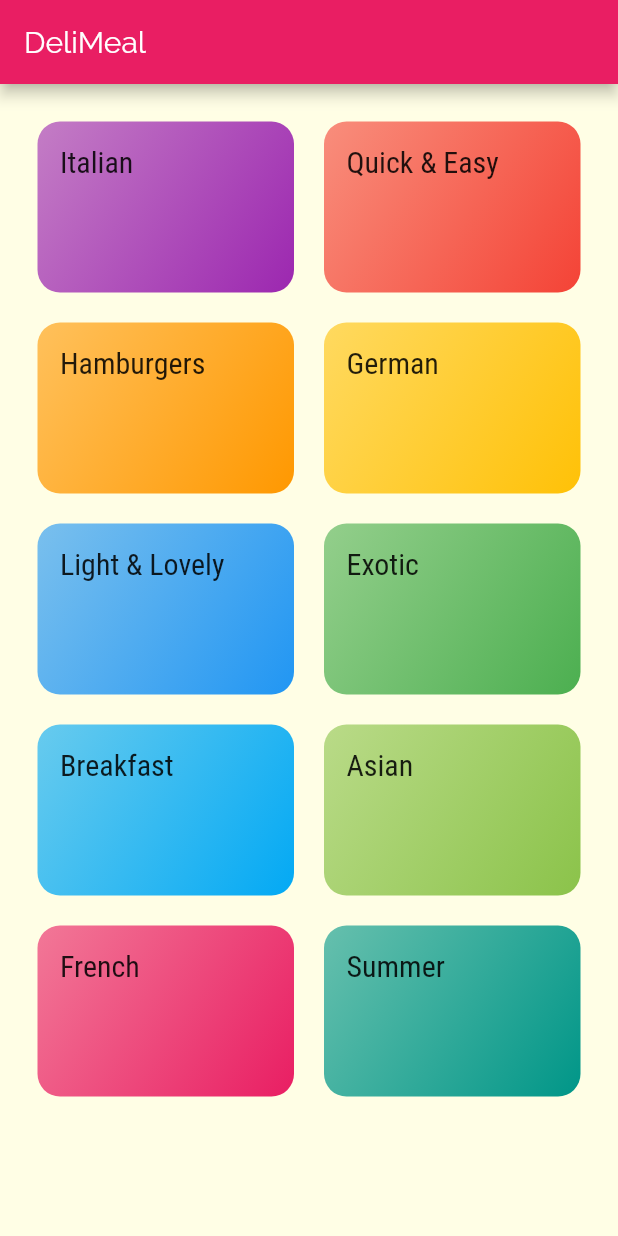
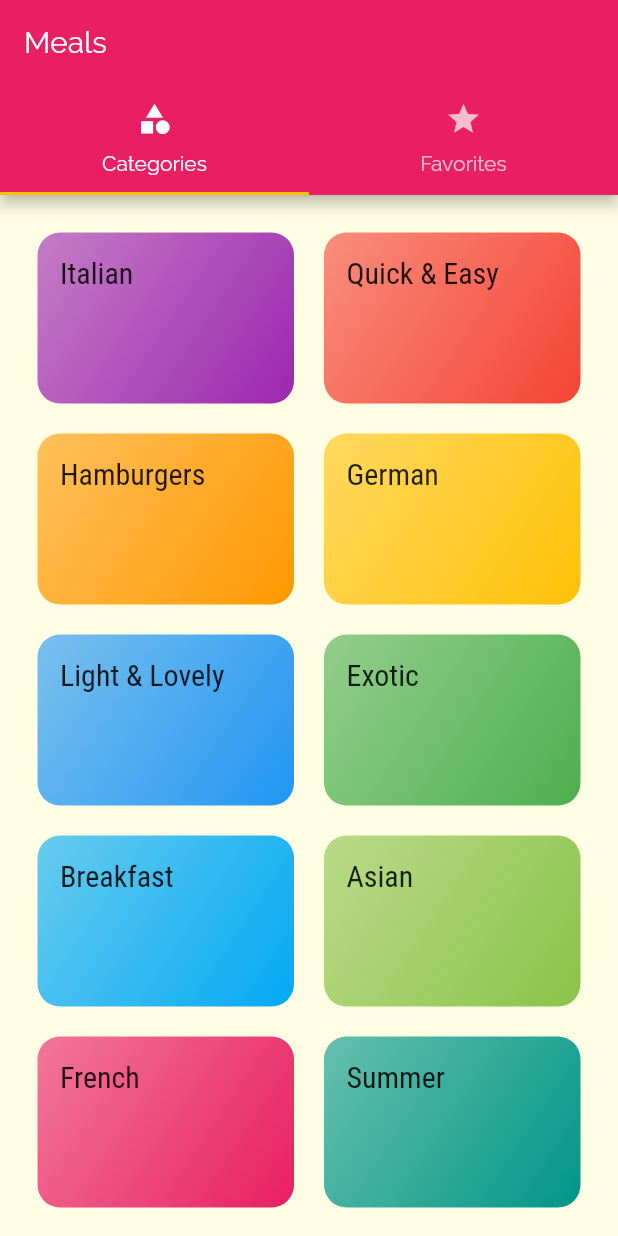
Before and after one commit to bigbenyayi/flutterMeals, a Flutter app: the screen it shows after launch, on a phone screen of 412 x 824 dp. Run offline on Flutter 3.47's test engine with Material 2 defaults, Android fonts, the phone set to English and light mode, and no system bars.

Commit message:
Navigation bar

```diff
--- a/lib/main.dart
+++ b/lib/main.dart
@@ -1,6 +1,6 @@
 import 'package:flutter/material.dart';
 import 'package:flutter_meals/screens/meal_detail_screen.dart';
-
+import './screens/tabs_screen.dart';
 import 'screens/categories_screen.dart';
 import 'screens/category_meals_screen.dart';
 
@@ -30,7 +30,7 @@ class MyApp extends StatelessWidget {
       ),
 //      home: CategoriesScreen(),
       routes: {
-        "/": (context) => CategoriesScreen(),
+        "/": (context) => TabScreen(),
         CategoryMealsScreen.routeName: (context) => CategoryMealsScreen(),
         MealDetailScreen.routeName: (context) => MealDetailScreen(),
       },
--- a/lib/screens/categories_screen.dart
+++ b/lib/screens/categories_screen.dart
@@ -6,16 +6,11 @@ import '../widgets/category_item.dart';
 class CategoriesScreen extends StatelessWidget {
   @override
   Widget build(BuildContext context) {
-    return Scaffold(
-      appBar: AppBar(
-        title: const Text('DeliMeal'),
-      ),
-      body: GridView(
+    return GridView(
       padding: const EdgeInsets.all(25),
       children: DUMMY_CATEGORIES
           .map(
-              (catData) =>
-              CategoryItem(
+            (catData) => CategoryItem(
               catData.id,
               catData.title,
               catData.color,
@@ -28,7 +23,6 @@ class CategoriesScreen extends StatelessWidget {
         crossAxisSpacing: 20,
         mainAxisSpacing: 20,
       ),
-      ),
     );
   }
 }
--- /dev/null
+++ b/lib/screens/favorites_screen.dart
@@ -0,0 +1,10 @@
+import 'package:flutter/material.dart';
+
+class FavoritesScreen extends StatelessWidget {
+  @override
+  Widget build(BuildContext context) {
+    return Center(
+      child: Text("The favorites"),
+    );
+  }
+}
--- /dev/null
+++ b/lib/screens/tabs_screen.dart
@@ -0,0 +1,38 @@
+import 'package:flutter/material.dart';
+import 'package:flutter_meals/screens/favorites_screen.dart';
+import 'categories_screen.dart';
+
+class TabScreen extends StatefulWidget {
+  @override
+  _TabScreenState createState() => _TabScreenState();
+}
+
+class _TabScreenState extends State<TabScreen> {
+  @override
+  Widget build(BuildContext context) {
+    return DefaultTabController(
+      length: 2,
+      child: Scaffold(
+        appBar: AppBar(
+          title: Text("Meals"),
+          bottom: TabBar(tabs: <Widget>[
+            Tab(
+              icon: Icon(Icons.category),
+              text: "Categories",
+            ),
+            Tab(
+              icon: Icon(Icons.star),
+              text: "Favorites",
+            )
+          ]),
+        ),
+        body: TabBarView(
+          children: <Widget>[
+            CategoriesScreen(),
+            FavoritesScreen(),
+          ],
+        ),
+      ),
+    );
+  }
+}
```
Lines whose indentation alone changed are shown as unchanged.
